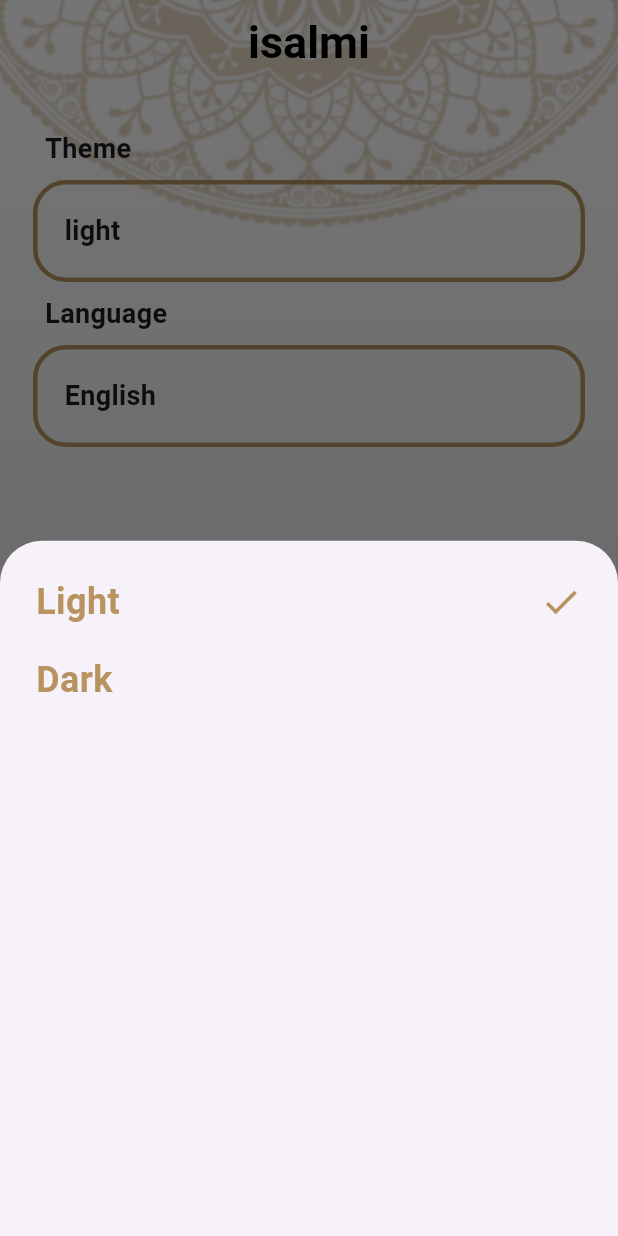
After one commit to waliednapil/islam-app, a Flutter app: the screen it shows after launch, item 5 of the bottom bar chosen, after a tap on "light", on a phone screen of 412 x 824 dp. The commit adds this screen. Run offline on Flutter 3.47's test engine with Material 3 defaults, Android fonts, the phone set to English and light mode, and no system bars.

Commit message:
+ settings tab

```diff
--- a/lib/ui/home/home_screen.dart
+++ b/lib/ui/home/home_screen.dart
@@ -2,6 +2,7 @@
 import 'package:islam/ui/home/hadeth_tab/hadeth_tab.dart';
 import 'package:islam/ui/home/quran_tab/quran_tab.dart';
 import 'package:islam/ui/home/radio_tab/radio_tab.dart';
+import 'package:islam/ui/home/settings_tab/settings_tab.dart';
 import 'package:islam/ui/home/tasbeh_tab/tasbeh_tab.dart';
 
 class HomeScreen extends StatefulWidget {
@@ -19,6 +20,7 @@
     HadethTab(),
     TasbehTab(),
     RadioTab(),
+    SettingsTab()
   ];
 
   @override
@@ -56,6 +58,10 @@
                 backgroundColor: Color(0xFFB7935F),
                 icon: ImageIcon(AssetImage('assets/images/radio_icon.png')),
                 label: "Radio"),
+            BottomNavigationBarItem(
+                backgroundColor: Color(0xFFB7935F),
+                icon: Icon(Icons.settings),
+                label: "Settings"),
           ],
         ),
         body: tabs[selectedIndexTab],
--- /dev/null
+++ b/lib/ui/home/settings_tab/settings_tab.dart
@@ -0,0 +1,82 @@
+import 'package:flutter/material.dart';
+import 'package:islam/ui/home/settings_tab/language_bottom_sheet.dart';
+import 'package:islam/ui/home/settings_tab/theme_bottom_sheet.dart';
+
+class SettingsTab extends StatefulWidget {
+  @override
+  State<SettingsTab> createState() => _SettingsTabState();
+}
+
+class _SettingsTabState extends State<SettingsTab> {
+  @override
+  Widget build(BuildContext context) {
+    return Container(
+      padding: EdgeInsets.all(22),
+      child: Column(
+        crossAxisAlignment: CrossAxisAlignment.stretch,
+        children: [
+          Padding(
+            padding: const EdgeInsets.all(8.0),
+            child: Text(
+              'Theme',
+              style: TextStyle(fontWeight: FontWeight.bold, fontSize: 18),
+            ),
+          ),
+          InkWell(
+            onTap: () {
+              showThemeBottomSheet();
+            },
+            child: Container(
+              padding: EdgeInsets.all(18),
+              decoration: BoxDecoration(
+                  // color: Colors.black,
+                  borderRadius: BorderRadius.circular(22),
+                  border: Border.all(color: Color(0xFFB7935F), width: 3)),
+              child: Text(
+                'light',
+                style: TextStyle(fontWeight: FontWeight.bold, fontSize: 18),
+              ),
+            ),
+          ),
+          Padding(
+            padding: const EdgeInsets.all(8.0),
+            child: Text(
+              'Language',
+              style: TextStyle(fontWeight: FontWeight.bold, fontSize: 18),
+            ),
+          ),
+          InkWell(
+            onTap: () {
+              showLanguageBottomSheet();
+            },
+            child: Container(
+              padding: EdgeInsets.all(18),
+              decoration: BoxDecoration(
+                  // color: Colors.black,
+                  borderRadius: BorderRadius.circular(22),
+                  border: Border.all(color: Color(0xFFB7935F), width: 3)),
+              child: Text(
+                'English',
+                style: TextStyle(fontWeight: FontWeight.bold, fontSize: 18),
+              ),
+            ),
+          )
+        ],
+      ),
+    );
+  }
+
+  void showThemeBottomSheet() {
+    showModalBottomSheet(
+      context: context,
+      builder: (context) => ThemeBottomSheet(),
+    );
+  }
+
+  void showLanguageBottomSheet() {
+    showModalBottomSheet(
+      context: context,
+      builder: (context) => LanguageBottomSheet(),
+    );
+  }
+}
--- /dev/null
+++ b/lib/ui/home/settings_tab/theme_bottom_sheet.dart
@@ -0,0 +1,49 @@
+import 'package:flutter/material.dart';
+
+class ThemeBottomSheet extends StatelessWidget {
+  @override
+  Widget build(BuildContext context) {
+    return Container(
+      padding: EdgeInsets.all(24),
+      child: Column(
+        crossAxisAlignment: CrossAxisAlignment.start,
+        children: [
+          getSelectedItem('Light'),
+          SizedBox(
+            height: 18,
+          ),
+          getUnSelectedItem('Dark'),
+        ],
+      ),
+    );
+  }
+
+  Widget getSelectedItem(String text) {
+    return Row(
+      children: [
+        Text(
+          text,
+          style: TextStyle(
+              fontSize: 24,
+              fontWeight: FontWeight.bold,
+              color: Color(0xFFB7935F)),
+        ),
+        Spacer(),
+        Icon(
+          (Icons.check),
+          color: Color(0xFFB7935F),
+          size: 28,
+          weight: 28,
+        ),
+      ],
+    );
+  }
+
+  Widget getUnSelectedItem(String text) {
+    return Text(
+      text,
+      style: TextStyle(
+          fontSize: 24, fontWeight: FontWeight.bold, color: Color(0xFFB7935F)),
+    );
+  }
+}
```
Also changed, not shown: lib/ui/home/settings_tab/language_bottom_sheet.dart (added, +49 -0 lines).
